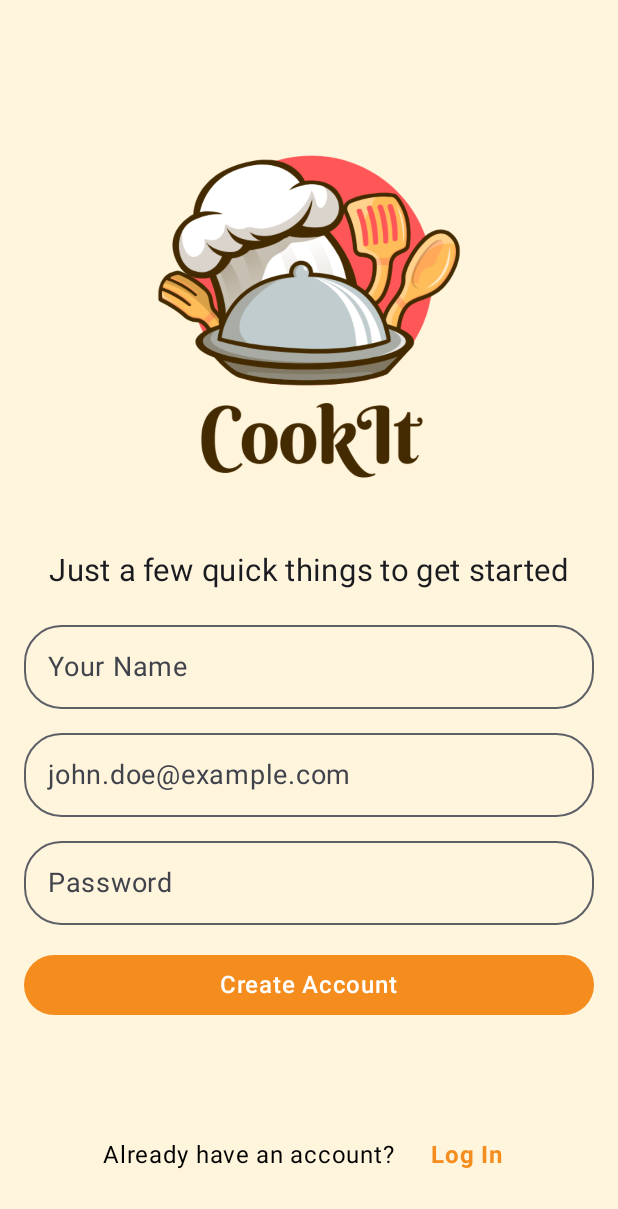
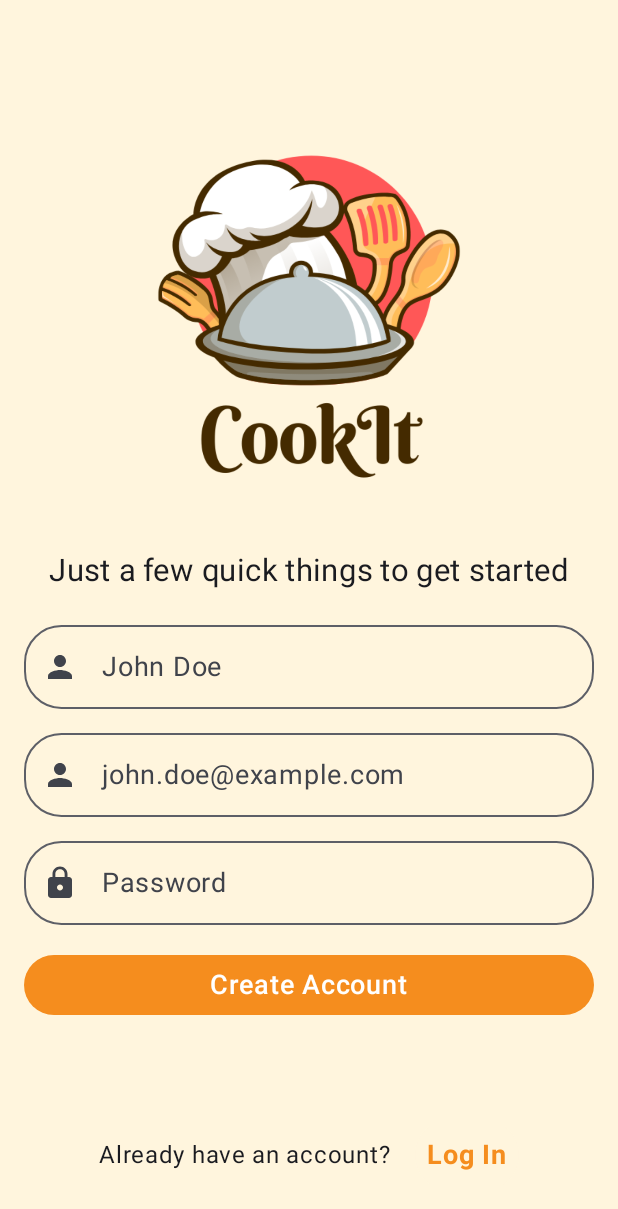
Before and after one commit to DanieleGagni/pa1469_cook_it, an Android app built with Jetpack Compose: the SignUpScreen screen opened through its navigation route, on a phone screen of 412 x 824 dp. Shown: the top 1209 px of the screen. Run offline under Robolectric (Android 15) with nearby library versions, the light colour scheme and no system bars; our stand-ins replace Firebase (no records; nobody signed in at launch, a user with empty details on screens opened directly).

Commit message:
some color and typography changes made

```diff
--- a/app/src/main/java/com/example/cookit/screens/home/HomeScreen.kt
+++ b/app/src/main/java/com/example/cookit/screens/home/HomeScreen.kt
@@ -26,6 +26,7 @@ import androidx.compose.ui.unit.sp
 import com.example.cookit.R
 import com.google.firebase.auth.FirebaseAuth
 import com.example.cookit.screens.components.NavigationBar
+import com.example.cookit.ui.theme.darkOrange
 
 @Composable
 fun HomeScreen(navController: NavHostController) {
@@ -67,7 +68,7 @@ fun HomeScreen(navController: NavHostController) {
                     Spacer(modifier = Modifier.height(12.dp))
                     Text(
                         text = "Hello $userName!",
-                        style = MaterialTheme.typography.bodyLarge.copy(fontSize = 18.sp),
+                        style = MaterialTheme.typography.bodyLarge,
                         color = Color.Black,
                         textAlign = TextAlign.Center
                     )
@@ -78,16 +79,16 @@ fun HomeScreen(navController: NavHostController) {
                 // Eslogan separado
                 Text(
                     text = buildAnnotatedString {
-                        withStyle(style = SpanStyle(color = Color(0xFFF58D1E))) { // Color naranja para "Cook"
+                        withStyle(style = SpanStyle(color = darkOrange)) { // Color naranja para "Cook"
                             append("Cook")
                         }
                         append(" with ease, connect\n\nthrough ")
-                        withStyle(style = SpanStyle(color = Color(0xFFF58D1E))) { // Color naranja para "Cook"
+                        withStyle(style = SpanStyle(color = darkOrange)) { // Color naranja para "Cook"
                             append("flavours")
                         }
                         append(".")
                     },
-                    style = MaterialTheme.typography.bodyMedium.copy(fontSize = 25.sp),
+                    style = MaterialTheme.typography.bodyLarge.copy(fontSize = 25.sp),
                     color = Color.Black,
                     textAlign = TextAlign.Center
                 )
@@ -100,11 +101,11 @@ fun HomeScreen(navController: NavHostController) {
                     modifier = Modifier
                         .fillMaxWidth(0.8f)
                         .padding(vertical = 8.dp),
-                    colors = ButtonDefaults.buttonColors(containerColor = Color(0xFFF58D1E)) // Set the background color
+                    colors = ButtonDefaults.buttonColors(containerColor = darkOrange) // Set the background color
                 ) {
                     Text(
                         text = "Search by Category",
-                        style = MaterialTheme.typography.bodyLarge.copy(fontSize = 18.sp),
+                        style = MaterialTheme.typography.labelLarge,
                         color = Color.White
                     )
                 }
@@ -117,11 +118,11 @@ fun HomeScreen(navController: NavHostController) {
                     modifier = Modifier
                         .fillMaxWidth(0.8f)
                         .padding(vertical = 8.dp),
-                    colors = ButtonDefaults.buttonColors(containerColor = Color(0xFFF58D1E)) // Set the background color
+                    colors = ButtonDefaults.buttonColors(containerColor = darkOrange) // Set the background color
                 ) {
                     Text(
                         text = "Search by Ingredients",
-                        style = MaterialTheme.typography.bodyLarge.copy(fontSize = 18.sp),
+                        style = MaterialTheme.typography.labelLarge,
                         color = Color.White
                     )
                 }
@@ -217,7 +218,7 @@ fun HomeScreen(navController: NavHostController) {
                                         text = category,
                                         modifier = Modifier
                                             .align(Alignment.CenterVertically), // Vertically align with icon
-                                        style = MaterialTheme.typography.bodyLarge.copy(fontSize = 16.sp)
+                                        style = MaterialTheme.typography.bodyMedium
                                     )
                                 }
                             }
--- a/app/src/main/java/com/example/cookit/screens/logIn/LogInScreen.kt
+++ b/app/src/main/java/com/example/cookit/screens/logIn/LogInScreen.kt
@@ -193,7 +193,7 @@ fun LogInScreen(
                         Text(
                             text = "Don't have an account?",
                             style = MaterialTheme.typography.bodyMedium,
-                            color = Color.Black,
+                            //color = Color.Black,
                             modifier = Modifier.padding(end = 8.dp)
                         )
 
--- a/app/src/main/java/com/example/cookit/screens/signUp/SignUpScreen.kt
+++ b/app/src/main/java/com/example/cookit/screens/signUp/SignUpScreen.kt
@@ -10,6 +10,9 @@ import androidx.compose.foundation.layout.*
 import androidx.compose.foundation.rememberScrollState
 import androidx.compose.foundation.shape.RoundedCornerShape
 import androidx.compose.foundation.verticalScroll
+import androidx.compose.material.icons.Icons
+import androidx.compose.material.icons.filled.Lock
+import androidx.compose.material.icons.filled.Person
 import androidx.compose.material3.*
 import androidx.compose.runtime.*
 import androidx.navigation.NavHostController
@@ -126,7 +129,7 @@ class SignUpViewModel : ViewModel() {
 @Composable
 fun SignUpScreen(
     navController: NavHostController,
-    viewModel: SignUpViewModel = viewModel() // Default ViewModel instance
+    viewModel: SignUpViewModel = viewModel()
 ) {
     val uiState by viewModel.uiState.collectAsState()
     val configuration = LocalConfiguration.current
@@ -174,35 +177,53 @@ fun SignUpScreen(
                     OutlinedTextField(
                         value = uiState.name,
                         onValueChange = { viewModel.onNameChange(it) },
-                        placeholder = { Text("Your Name") },
+                        placeholder = {
+                            Text(
+                                text = "John Doe",
+                                style = MaterialTheme.typography.bodyLarge
+                            )
+                        },
                         modifier = Modifier
                             .fillMaxWidth()
                             .padding(vertical = 8.dp),
                         singleLine = true,
                         shape = RoundedCornerShape(25.dp),
+                        leadingIcon = { Icon(Icons.Default.Person, contentDescription = "Username Icon") },
                     )
 
                     OutlinedTextField(
                         value = uiState.username,
                         onValueChange = { viewModel.onUsernameChange(it) },
-                        placeholder = { Text("john.doe@example.com") },
+                        placeholder = {
+                            Text(
+                                text = "john.doe@example.com",
+                                style = MaterialTheme.typography.bodyLarge
+                            )
+                        },
                         modifier = Modifier
                             .fillMaxWidth()
                             .padding(vertical = 8.dp),
                         singleLine = true,
                         shape = RoundedCornerShape(25.dp),
+                        leadingIcon = { Icon(Icons.Default.Person, contentDescription = "Username Icon") },
                     )
 
                     OutlinedTextField(
                         value = uiState.password,
                         onValueChange = { viewModel.onPasswordChange(it) },
-                        placeholder = { Text("Password") },
+                        placeholder = {
+                            Text(
+                                text = "Password",
+                                style = MaterialTheme.typography.bodyLarge
+                            )
+                        },
                         modifier = Modifier
                             .fillMaxWidth()
                             .padding(vertical = 8.dp),
                         singleLine = true,
                         shape = RoundedCornerShape(25.dp),
-                        visualTransformation = PasswordVisualTransformation()
+                        visualTransformation = PasswordVisualTransformation(),
+                        leadingIcon = { Icon(Icons.Default.Lock, contentDescription = "Password Icon") }
                     )
 
                     if (uiState.passwordError.isNotEmpty()) {
@@ -262,8 +283,7 @@ fun SignUpScreen(
                         ) {
                             Text(
                                 text = "Already have an account?",
-                                color = Color.Black,
-                                fontSize = 16.sp,
+                                style = MaterialTheme.typography.bodyMedium,
                                 modifier = Modifier.padding(end = 8.dp)
                             )
 
@@ -280,7 +300,6 @@ fun SignUpScreen(
                                 Box(contentAlignment = Alignment.Center) {
                                     Text(
                                         text = "Log In",
-                                        //style = MaterialTheme.typography.bodyMedium.copy(fontWeight = FontWeight.Medium),
                                         style = MaterialTheme.typography.labelLarge.copy(fontWeight = FontWeight.Bold),
                                         modifier = Modifier.padding(8.dp),
                                         color = darkOrange
--- a/app/src/main/java/com/example/cookit/ui/theme/Color.kt
+++ b/app/src/main/java/com/example/cookit/ui/theme/Color.kt
@@ -11,3 +11,4 @@ val PurpleGrey40 = Color(0xFF625b71)
 val Pink40 = Color(0xFF7D5260)
 
 val darkOrange = Color(0xFFF58D1E)
+val lightOrange = Color(0xFFFFE4C4)
--- a/app/src/main/java/com/example/cookit/ui/theme/Type.kt
+++ b/app/src/main/java/com/example/cookit/ui/theme/Type.kt
@@ -19,7 +19,7 @@ val Typography = Typography(
     bodyMedium = TextStyle(
         fontFamily = FontFamily.Default,
         fontWeight = FontWeight.Normal,
-        fontSize = 14.sp,
+        fontSize = 16.sp,
         lineHeight = 20.sp,
         letterSpacing = 0.5.sp
     ),
@@ -50,7 +50,7 @@ val Typography = Typography(
         fontFamily = FontFamily.Default,
         fontWeight = FontWeight.Medium,
         //fontWeight = FontWeight.Normal,
-        fontSize = 16.sp,
+        fontSize = 18.sp,
         lineHeight = 24.sp,
         letterSpacing = 0.5.sp
     ),
```
Also changed, not shown: app/src/main/java/com/example/cookit/screens/searchRecipe/FilterIngredientsScreen.kt (+10 -2 lines), app/src/main/java/com/example/cookit/screens/searchRecipe/SearchRecipeScreen.kt (+7 -2 lines).
